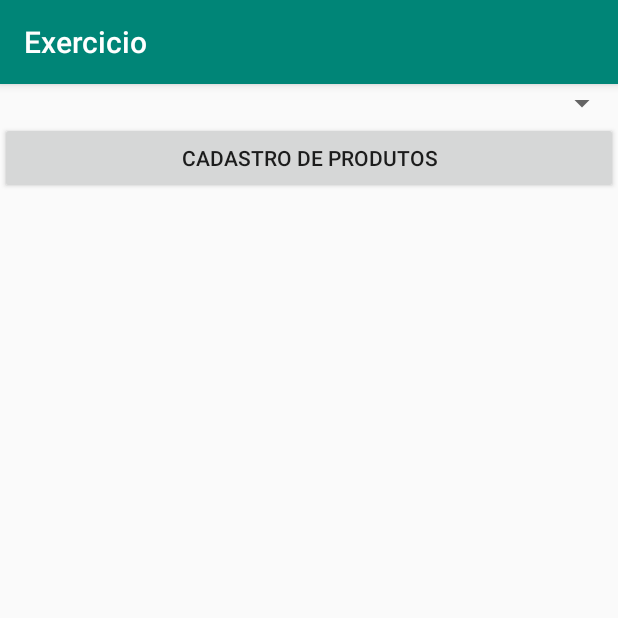
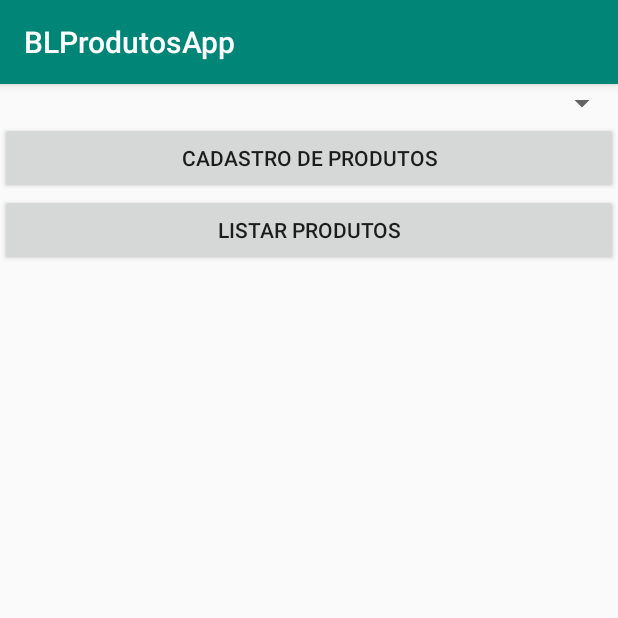
Before and after one commit to raonedaniel/Exercicio-Android, an Android app: the screen it shows after launch (MainActivity), on a phone screen of 412 x 824 dp, the top half of it. Run offline under Robolectric (Android 15) with nearby library versions, the phone set to English and light mode, and no system bars.

Commit message:
Atualização do projeto

```diff
--- a/app/build.gradle
+++ b/app/build.gradle
@@ -4,7 +4,7 @@ android {
     compileSdkVersion 28
     defaultConfig {
         applicationId "com.cursoandroid.raone.exercicio"
-        minSdkVersion 15
+        minSdkVersion 14
         targetSdkVersion 28
         versionCode 1
         versionName "1.0"
--- a/app/src/main/java/com/cursoandroid/raone/exercicio/MainActivity.java
+++ b/app/src/main/java/com/cursoandroid/raone/exercicio/MainActivity.java
@@ -7,17 +7,27 @@ import android.view.View;
 import android.widget.Button;
 
 import com.cursoandroid.raone.exercicio.activities.ActivityProduto;
+import com.cursoandroid.raone.exercicio.activities.ListarProdutosActivity;
+import com.cursoandroid.raone.exercicio.controller.ProdutoCtrl;
+import com.cursoandroid.raone.exercicio.dbHelper.ConexaoSQLite;
+import com.cursoandroid.raone.exercicio.model.Produto;
 
 public class MainActivity extends AppCompatActivity {
 
     private Button btnCadastroProdutos;
+    private Button btnListarProdutos;
 
     @Override
     protected void onCreate(Bundle savedInstanceState) {
         super.onCreate(savedInstanceState);
         setContentView(R.layout.activity_main);
 
+       ConexaoSQLite.getInstancia(this);
+
+
         this.btnCadastroProdutos = (Button) findViewById(R.id.btnCadastroProdutos);
+
+        this.btnListarProdutos = (Button) findViewById(R.id.btnListarProdutos);
 
         this.btnCadastroProdutos.setOnClickListener(new View.OnClickListener() {
             @Override
@@ -28,5 +38,12 @@ public class MainActivity extends AppCompatActivity {
 
             }
         });
+        this.btnListarProdutos.setOnClickListener(new View.OnClickListener() {
+            @Override
+            public void onClick(View v) {
+                Intent intent = new Intent(MainActivity.this, ListarProdutosActivity.class);
+                startActivity(intent);
+            }
+        });
     }
 }
--- /dev/null
+++ b/app/src/main/java/com/cursoandroid/raone/exercicio/dbHelper/ConexaoSQLite.java
@@ -0,0 +1,44 @@
+package com.cursoandroid.raone.exercicio.dbHelper;
+
+import android.content.Context;
+import android.database.sqlite.SQLiteDatabase;
+import android.database.sqlite.SQLiteOpenHelper;
+
+public class ConexaoSQLite extends SQLiteOpenHelper {
+
+    private static ConexaoSQLite INSTANCIA_CONEXAO;
+    private static final int VERSAO_DB = 1;
+    private static final String NOME_DB = "bl_produtos_app";
+
+    public ConexaoSQLite(Context context) {
+
+        super(context, NOME_DB,null, VERSAO_DB);
+    }
+    public static ConexaoSQLite getInstancia(Context context){
+        if(INSTANCIA_CONEXAO == null) {
+            INSTANCIA_CONEXAO = new ConexaoSQLite(context);
+        }
+        return INSTANCIA_CONEXAO;
+    }
+
+
+    @Override
+    public void onCreate(SQLiteDatabase db) {
+
+        String sqlTabelaProduto =
+                "CREATE TABLE IF NOT EXISTS produto" +
+                        "(" +
+                        "id INTEGER PRIMARY KEY," +
+                        "nome TEXT," +
+                        "quantidade_em_estoque INTEGER," +
+                        "preco REAL" +
+                        ")";
+        //SQLiteDatabase sqLiteDatabase = null;
+        db.execSQL(sqlTabelaProduto);
+    }
+
+    @Override
+    public void onUpgrade(SQLiteDatabase db, int oldVersion, int newVersion) {
+
+    }
+}
--- a/app/src/main/res/layout/activity_main.xml
+++ b/app/src/main/res/layout/activity_main.xml
@@ -17,4 +17,10 @@
         android:layout_height="wrap_content"
         android:text="Cadastro de Produtos"/>
 
+    <Button
+        android:id="@+id/btnListarProdutos"
+        android:layout_width="match_parent"
+        android:layout_height="wrap_content"
+        android:text="Listar Produtos"/>
+
 </LinearLayout>
```
Also changed, not shown: app/src/main/AndroidManifest.xml (+6 -2 lines), app/src/main/java/com/cursoandroid/raone/exercicio/DAO/ProdutoDAO.java (added, +35 -0 lines), app/src/main/java/com/cursoandroid/raone/exercicio/activities/ActivityProduto.java (+43 -0 lines), app/src/main/java/com/cursoandroid/raone/exercicio/activities/ListarProdutosActivity.java (added, +15 -0 lines), app/src/main/java/com/cursoandroid/raone/exercicio/controller/ProdutoCtrl.java (added, +17 -0 lines), app/src/main/res/layout/activity_listar_produtos.xml (added, +15 -0 lines), app/src/main/res/layout/activity_produto.xml (+12 -0 lines), app/src/main/res/layout/layout_produto.xml (added, +41 -0 lines), 1 other file.
